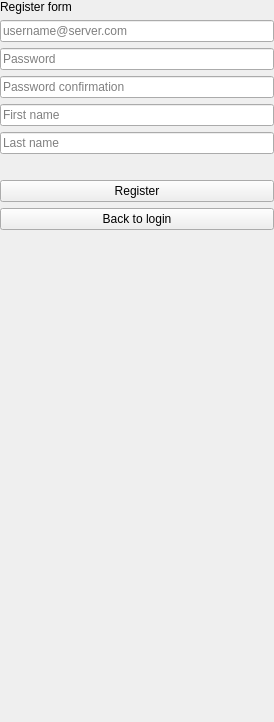
First picture: the form in src/plugins/genecut/src/GenecutOPWidget.ui, repository violethaze74/ugene, before the edit.
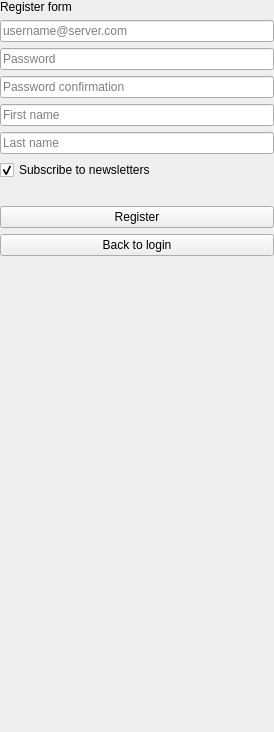
Second picture: the form after the edit. The open tabs and pages were chosen to show the change.

Commit message: GeneCut newsletters subscription checkbox (#1141)

Diff of the .ui file:
```diff
--- a/src/plugins/genecut/src/GenecutOPWidget.ui
+++ b/src/plugins/genecut/src/GenecutOPWidget.ui
@@ -7,7 +7,7 @@
     <x>0</x>
     <y>0</y>
     <width>274</width>
-    <height>722</height>
+    <height>732</height>
    </rect>
   </property>
   <property name="windowTitle">
@@ -451,6 +451,16 @@
          </property>
         </widget>
        </item>
+       <item>
+        <widget class="QCheckBox" name="cbNews">
+         <property name="text">
+          <string>Subscribe to newsletters</string>
+         </property>
+         <property name="checked">
+          <bool>true</bool>
+         </property>
+        </widget>
+       </item>
        <item>
         <widget class="QLabel" name="lbRegisterWarning">
          <property name="styleSheet">
```
Left out of the diff: 5 changed lines with no effect on the pictures. The commit also changes 3 other files.
